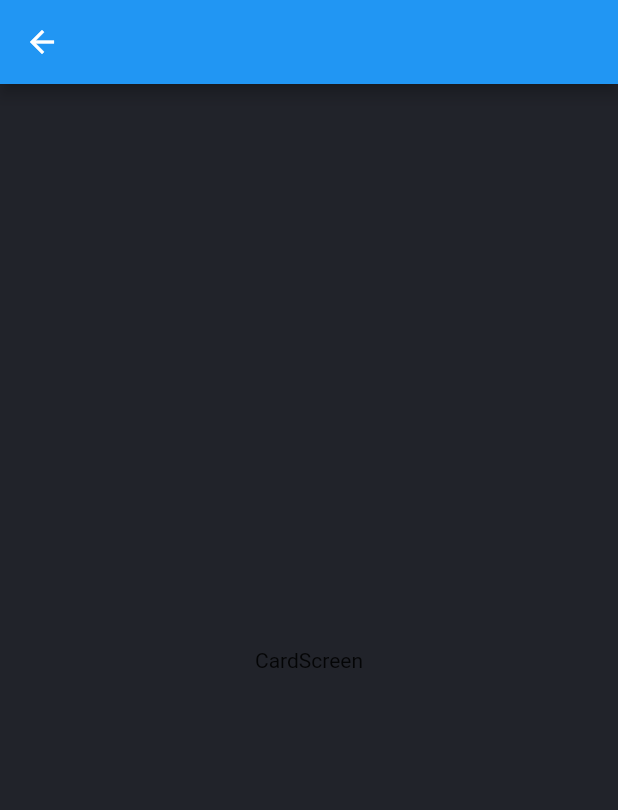
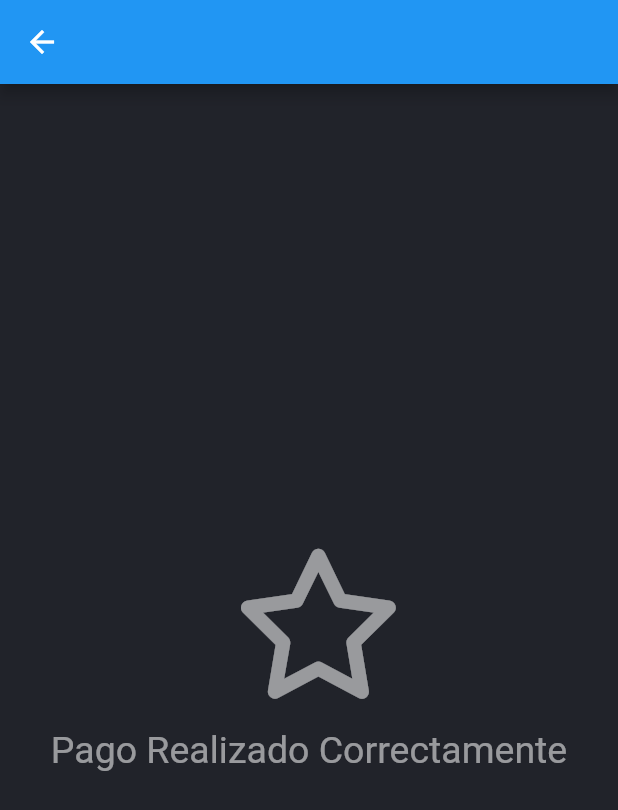
Before and after one commit to JoelMontesanos/PaymentStripeApp, a Flutter app: the CardScreen screen opened directly, on a phone screen of 412 x 824 dp. Shown: the top 810 px of the screen. Run offline on Flutter 3.47's test engine with Material 2 defaults, Android fonts, the phone set to English and light mode, and no system bars; our stand-ins replace flutter_credit_card, font_awesome_flutter.

Commit message:
Feed: Design done

```diff
--- a/lib/helpers/helpers.dart
+++ b/lib/helpers/helpers.dart
@@ -1,3 +1,5 @@
+import 'package:flutter/cupertino.dart';
 import 'package:flutter/material.dart';
 
 part 'navegar_fade_in.dart';
+part 'alertas.dart';
--- a/lib/pages/card_page.dart
+++ b/lib/pages/card_page.dart
@@ -1,13 +1,23 @@
 import 'package:flutter/material.dart';
+import 'package:font_awesome_flutter/font_awesome_flutter.dart';
 
 class CardScreen extends StatelessWidget {
 
   @override
   Widget build(BuildContext context) {
     return  Scaffold(
-      appBar: AppBar(),
+      appBar: AppBar(
+        title: Center(child: Text('')),
+      ),
       body: Center(
-         child: Text('CardScreen'),
+         child: Column(
+          mainAxisAlignment: MainAxisAlignment.center,
+          children: [
+            Icon(FontAwesomeIcons.star,color: Colors.white54, size: 100,),
+            SizedBox(height: 20,),
+            Text('Pago Realizado Correctamente', style: TextStyle(color: Colors.white54,fontSize: 25),),
+          ],
+         )
       ),
     );
   }
```
Also changed, not shown: lib/helpers/alertas.dart (added, +31 -0 lines).
